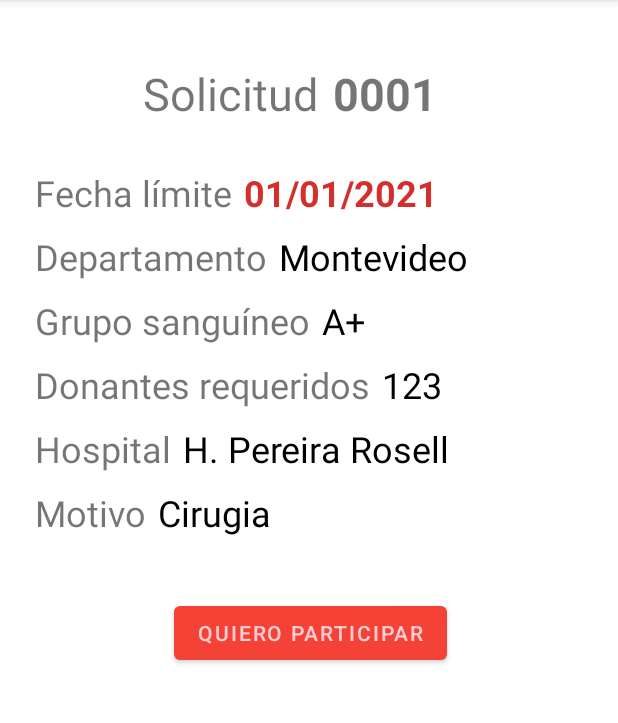
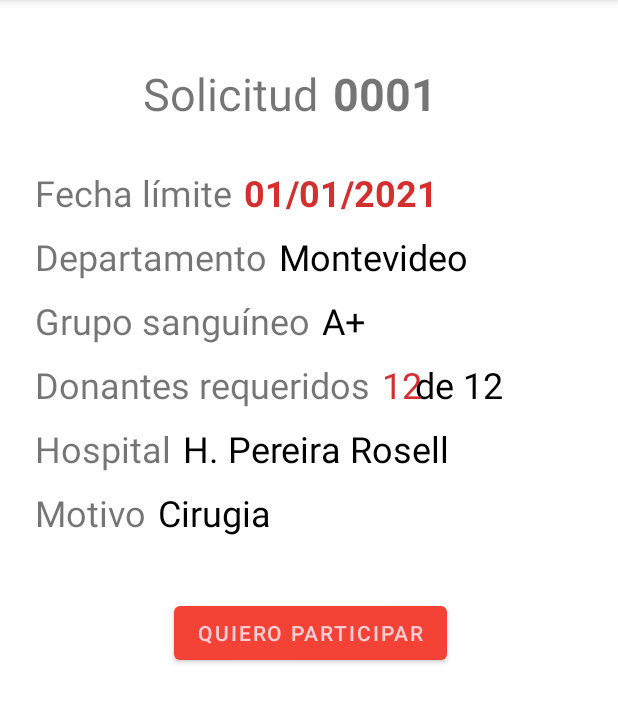
Before and after one commit to Shadowpride/YoDono, an Android app: the SolicitudIndividual screen opened directly, with no data from a screen before it, on a phone screen of 412 x 824 dp, the part 84-807 px from its top. Run offline under Robolectric (Android 15) with nearby library versions, the phone set to English and light mode, and no system bars; our stand-ins replace Room's generated code; 10 statements that could not run were skipped.

Commit message:
muestra cantidad donaciones en solicitud individual

```diff
--- a/app/src/main/res/layout/activity_solicitud_individual.xml
+++ b/app/src/main/res/layout/activity_solicitud_individual.xml
@@ -124,12 +124,24 @@
             android:layout_width="wrap_content"
             android:layout_height="wrap_content"
             android:layout_alignTop="@+id/titleDonantesReq"
-            android:layout_marginStart="8dp"
+            android:layout_marginStart="30dp"
             android:layout_marginTop="0dp"
             android:layout_toEndOf="@+id/titleDonantesReq"
             android:textColor="@color/black"
             android:textSize="24sp"
-            android:text="123" />
+            android:text="de 12" />
+
+        <TextView
+            android:id="@+id/SolicitudIndividualDonaciones"
+            android:layout_width="wrap_content"
+            android:layout_height="wrap_content"
+            android:layout_alignTop="@+id/titleDonantesReq"
+            android:layout_marginStart="8dp"
+            android:layout_marginTop="0dp"
+            android:layout_toEndOf="@+id/titleDonantesReq"
+            android:textColor="#D32F2F"
+            android:textSize="24sp"
+            android:text="12" />
 
         <TextView
             android:id="@+id/titleHospital"
```
Also changed, not shown: app/src/main/java/uy/yodono/SolicitudIndividual.java (+14 -7 lines).
